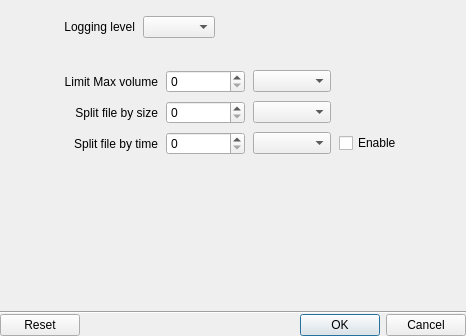
First picture: the form in vms/client/nx_vms_client_desktop/src/nx/vms/client/desktop/system_administration/widgets/log_settings_dialog.ui, repository networkoptix/nx_open, before the edit.
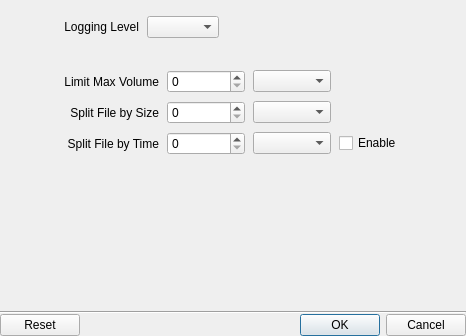
Second picture: the form after the edit. Custom widgets are drawn as their Qt base class.

Commit message:
VMS-36574: Fix text in logs collection UI
Fixes VMS-36574

```diff
--- a/vms/client/nx_vms_client_desktop/src/nx/vms/client/desktop/system_administration/widgets/log_settings_dialog.ui
+++ b/vms/client/nx_vms_client_desktop/src/nx/vms/client/desktop/system_administration/widgets/log_settings_dialog.ui
@@ -47,7 +47,7 @@
       <item>
        <widget class="QLabel" name="loggingLevelLabel">
         <property name="text">
-         <string>Logging level</string>
+         <string>Logging Level</string>
         </property>
         <property name="alignment">
          <set>Qt::AlignRight|Qt::AlignTrailing|Qt::AlignVCenter</set>
@@ -104,7 +104,7 @@
       <item row="1" column="0">
        <widget class="QLabel" name="splitBySizeLabel">
         <property name="text">
-         <string>Split file by size</string>
+         <string>Split File by Size</string>
         </property>
         <property name="alignment">
          <set>Qt::AlignRight|Qt::AlignTrailing|Qt::AlignVCenter</set>
@@ -114,7 +114,7 @@
       <item row="2" column="0">
        <widget class="QLabel" name="splitByTimeLabel">
         <property name="text">
-         <string>Split file by time</string>
+         <string>Split File by Time</string>
         </property>
         <property name="alignment">
          <set>Qt::AlignRight|Qt::AlignTrailing|Qt::AlignVCenter</set>
@@ -151,7 +151,7 @@
       <item row="0" column="0">
        <widget class="QLabel" name="maxVolumeLabel">
         <property name="text">
-         <string>Limit Max volume</string>
+         <string>Limit Max Volume</string>
         </property>
         <property name="alignment">
          <set>Qt::AlignRight|Qt::AlignTrailing|Qt::AlignVCenter</set>
```
The commit also changes 2 other files.
